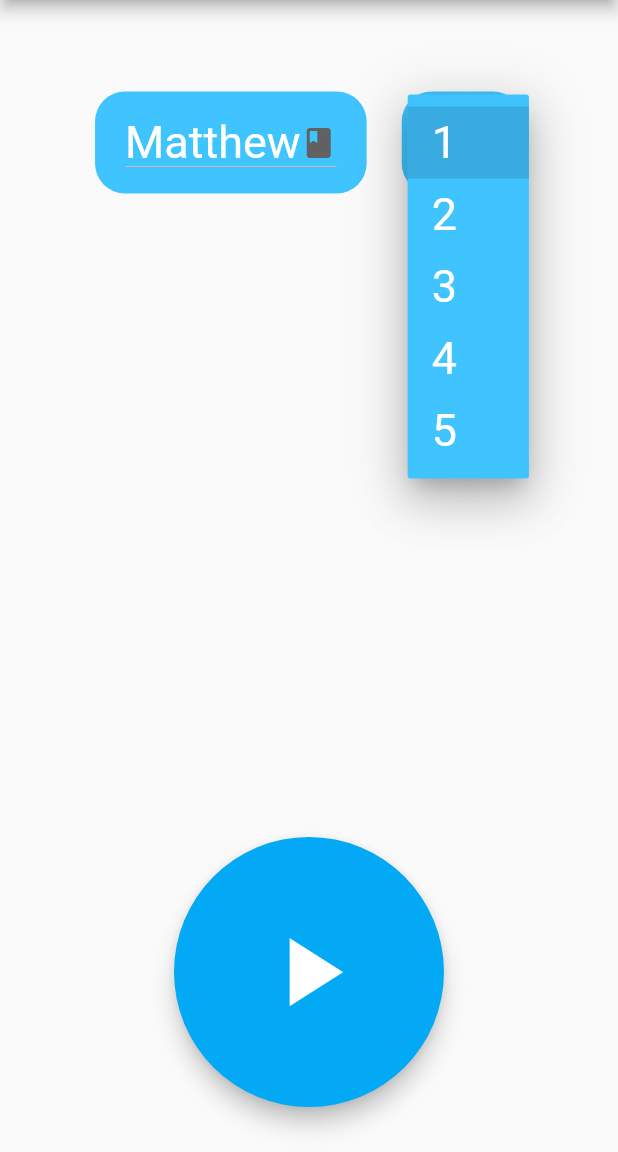
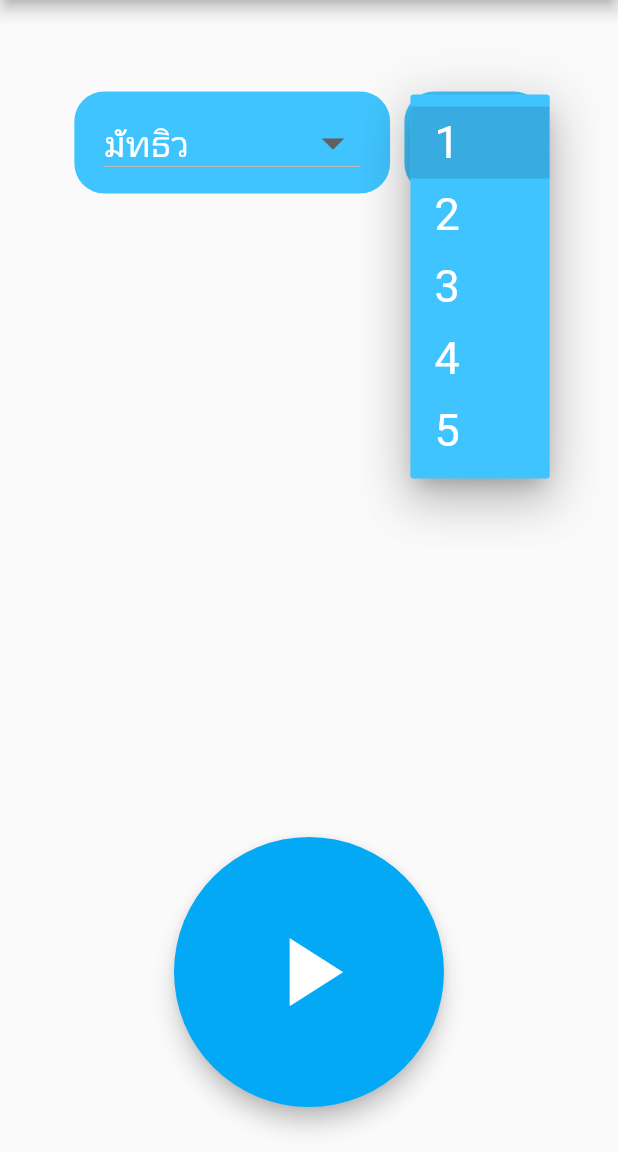
Before and after one commit to dvdnglnd/super-duper-octo-couscous, a Flutter app: the screen it shows after launch, after a tap on an icon or button, on a phone screen of 412 x 824 dp, the part 84-1236 px from its top. Run offline on Flutter 3.47's test engine with Material 2 defaults, Android fonts, the phone set to English and light mode, and no system bars.

Commit message:
Layout correct.

```diff
--- a/lib/main.dart
+++ b/lib/main.dart
@@ -29,7 +29,8 @@ class Selector extends StatefulWidget {
 }
 
 class _SelectorState extends State<Selector> {
-  String _book = 'Matthew';
+  static BibleData _bibleData = BibleData();
+  String _book = _bibleData.books[0];
   int _chapter = 1;
   bool _playing = false;
   IconData _icon = Icons.play_arrow;
@@ -63,6 +64,8 @@ class _SelectorState extends State<Selector> {
           padding: EdgeInsets.all(20),
           alignment: Alignment.center,
           child: BookSelector(
+            books: _bibleData.books,
+            chapters: _bibleData.chapters,
             book: _book,
             chapter: _chapter,
             onBookChanged: _handleBookChange,
@@ -90,6 +93,8 @@ class _SelectorState extends State<Selector> {
 class BookSelector extends StatelessWidget {
   BookSelector(
       {Key? key,
+      required this.books,
+      required this.chapters,
       this.book: 'Matthew',
       this.chapter: 1,
       required this.onBookChanged,
@@ -98,12 +103,14 @@ class BookSelector extends StatelessWidget {
 
   final String book;
   final int chapter;
+  final List<String> books;
+  final Map<String, int> chapters;
   final ValueChanged<String> onBookChanged;
   final ValueChanged<int> onChapterChanged;
 
   @override
   Widget build(BuildContext context) {
-    return Row(
+    return  Row(
         crossAxisAlignment: CrossAxisAlignment.center,
         mainAxisAlignment: MainAxisAlignment.spaceEvenly,
         children: <Widget>[
@@ -115,17 +122,14 @@ class BookSelector extends StatelessWidget {
               ),
               child: DropdownButton<String>(
                   value: book,
-                  icon: const Icon(Icons.book),
-                  iconSize: 24,
+                  iconSize: 36,
                   elevation: 16,
                   dropdownColor: Colors.lightBlueAccent,
-                  style: TextStyle(
-                    fontSize: 30
-                  ),
+                  style: TextStyle(fontSize: 24),
                   onChanged: (String? newValue) {
                     onBookChanged(newValue!);
                   },
-                  items: <String>['Matthew', 'Mark', 'Luke', 'John']
+                  items: books
                       .map<DropdownMenuItem<String>>((String value) =>
                           DropdownMenuItem(value: value, child: Text(value)))
                       .toList())),
@@ -137,13 +141,10 @@ class BookSelector extends StatelessWidget {
               ),
               child: DropdownButton<int>(
                   value: chapter,
-                  icon: const Icon(Icons.book),
-                  iconSize: 24,
+                  iconSize: 36,
                   elevation: 16,
                   dropdownColor: Colors.lightBlueAccent,
-                  style: TextStyle(
-                      fontSize: 30
-                  ),
+                  style: TextStyle(fontSize: 30),
                   onChanged: (int? newValue) {
                     onChapterChanged(newValue!);
                   },
@@ -155,3 +156,38 @@ class BookSelector extends StatelessWidget {
         ]);
   }
 }
+
+class BibleData {
+  final List<String> books = jsonData.keys.toList();
+  final Map<String, int> chapters = jsonData;
+}
+
+const jsonData = {
+  "มัทธิว": 28,
+  "มาระโก": 16,
+  "ลูกา": 24,
+  "ยอห์น": 21,
+  "กิจการ": 28,
+  "โรม": 16,
+  "1 โครินธ์": 16,
+  "2 โครินธ์": 13,
+  "กาลาเทีย": 6,
+  "เอเฟซัส": 6,
+  "ฟิลิปปี": 4,
+  "โคโลสี": 4,
+  "1 เธสะโลนิกา": 5,
+  "2 เธสะโลนิกา": 3,
+  "1 ทิโมธี": 6,
+  "2 ทิโมธี": 4,
+  "ทิตัส": 3,
+  "ฟีเลโมน": 1,
+  "ฮีบรู": 13,
+  "ยากอบ": 5,
+  "1 เปโตร": 5,
+  "2 เปโตร": 3,
+  "1 ยอห์น": 5,
+  "2 ยอห์น": 1,
+  "3 ยอห์น": 1,
+  "ยูดา": 1,
+  "วิวรณ์": 22
+};
--- a/pubspec.yaml
+++ b/pubspec.yaml
@@ -46,6 +46,8 @@ flutter:
   # the material Icons class.
   uses-material-design: true
 
+  assets:
+    - assets/
   # To add assets to your application, add an assets section, like this:
   # assets:
   #   - images/a_dot_burr.jpeg
```
